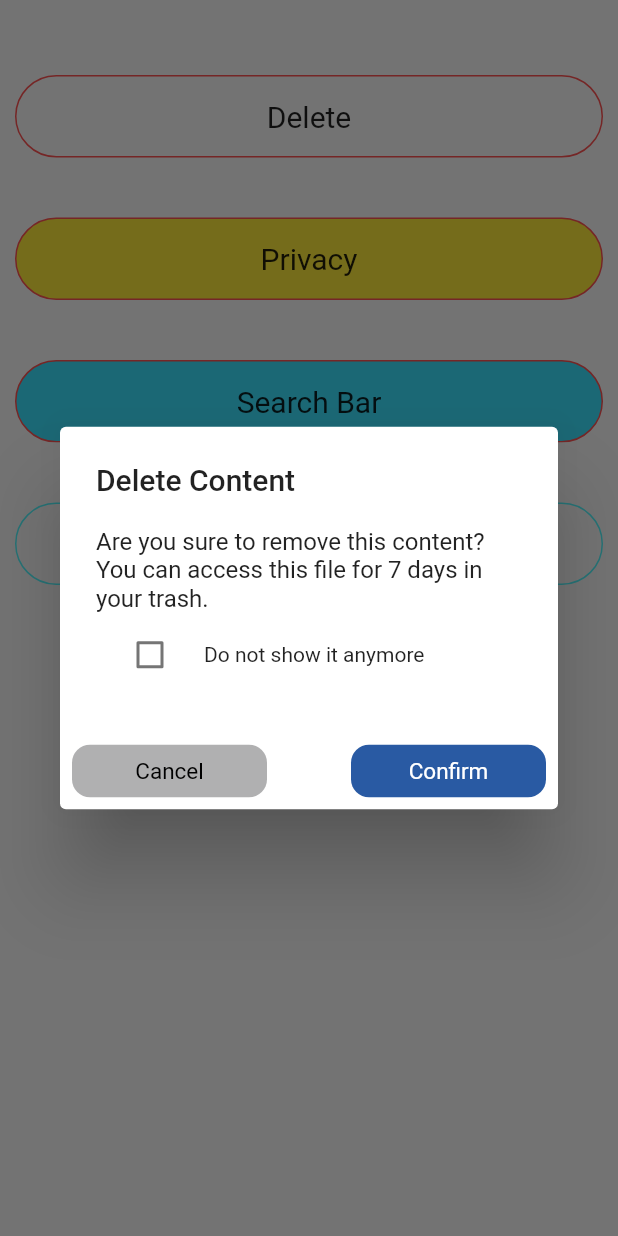
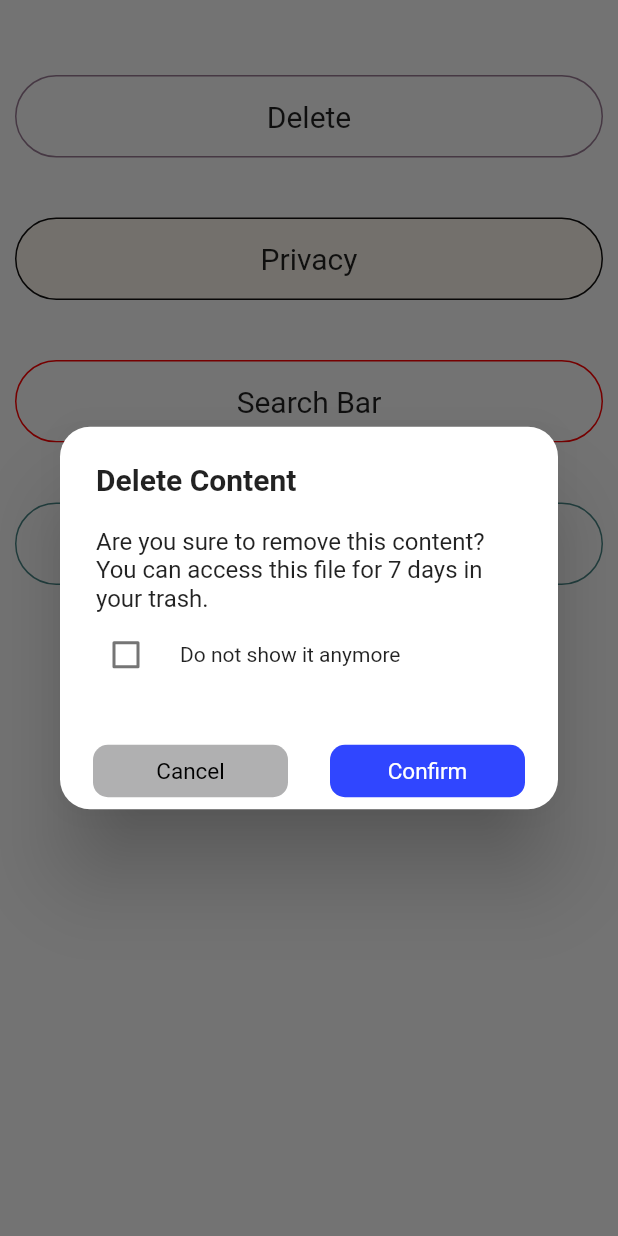
Before and after one commit to bhargav-dobariya/Flutter-Training2, a Flutter app: the screen it shows after launch, after a tap on "Delete", on a phone screen of 412 x 824 dp. Run offline on Flutter 3.47's test engine with Material 2 defaults, Android fonts, the phone set to English and light mode, and no system bars.

Commit message:
All changes implemented

```diff
--- a/lib/Screens/home_screen.dart
+++ b/lib/Screens/home_screen.dart
@@ -1,7 +1,7 @@
-import 'package:alert_dialog/widgets/buttons/custom_button2.dart';
-import 'package:alert_dialog/widgets/buttons/custom_button.dart';
-import 'package:alert_dialog/widgets/buttons/custom_button3.dart';
-import 'package:alert_dialog/widgets/buttons/custom_button4.dart';
+import 'package:alert_dialog/widgets/buttons/privacy_button.dart';
+import 'package:alert_dialog/widgets/buttons/delete_button.dart';
+import 'package:alert_dialog/widgets/buttons/search_button.dart.dart';
+import 'package:alert_dialog/widgets/buttons/inkwell_button.dart';
 import 'package:flutter/material.dart';
 
 class HomeScreen extends StatefulWidget {
@@ -23,10 +23,10 @@ class _HomeScreenState extends State<HomeScreen> {
         child: Column(
           crossAxisAlignment: CrossAxisAlignment.stretch,
           children: [
-            CustomButton(),
-            CustomButton2(),
-            CustomButton3(),
-            CustomButton4(),
+            DeleteButton(),
+            PrivacyButton(),
+            SearchButton(),
+            InkWellButton(),
           ],
         ),
       ),
--- a/lib/widgets/buttons/custom_button3.dart
+++ b/lib/widgets/buttons/delete_button.dart
@@ -1,21 +1,21 @@
-import 'package:alert_dialog/widgets/searchbar_alert.dart';
+import 'package:alert_dialog/widgets/delete_dialog.dart';
 import 'package:flutter/material.dart';
 
-class CustomButton3 extends StatefulWidget {
-  CustomButton3({Key? key}) : super(key: key);
+class DeleteButton extends StatefulWidget {
+  DeleteButton({Key? key}) : super(key: key);
 
   @override
-  State<CustomButton3> createState() => _CustomButton3State();
+  State<DeleteButton> createState() => _DeleteButtonState();
 }
 
-class _CustomButton3State extends State<CustomButton3> {
+class _DeleteButtonState extends State<DeleteButton> {
   @override
   Widget build(BuildContext context) {
     void showConfirm() {
       showDialog(
           context: context,
           builder: (_) {
-            return SearchbarAlert();
+            return DeleteAlert();
           });
     }
 
@@ -29,12 +29,11 @@ class _CustomButton3State extends State<CustomButton3> {
         height: 55,
         width: 100,
         decoration: BoxDecoration(
-            color: Color.fromARGB(255, 59, 226, 255),
-            border: Border.all(color: Colors.redAccent),
+            border: Border.all(color: Color(0xff987993)),
             borderRadius: const BorderRadius.all(Radius.circular(100))),
         child: const Center(
           child: Text(
-            "Search Bar",
+            "Delete",
             style: TextStyle(fontSize: 20.0),
           ),
         ),
--- a/lib/widgets/buttons/custom_button4.dart
+++ b/lib/widgets/buttons/inkwell_button.dart
@@ -2,14 +2,14 @@ import 'package:alert_dialog/widgets/inkwell_alert.dart';
 import 'package:alert_dialog/widgets/privacy_alert.dart';
 import 'package:flutter/material.dart';
 
-class CustomButton4 extends StatefulWidget {
-  CustomButton4({Key? key}) : super(key: key);
+class InkWellButton extends StatefulWidget {
+  InkWellButton({Key? key}) : super(key: key);
 
   @override
-  State<CustomButton4> createState() => _CustomButton4State();
+  State<InkWellButton> createState() => _InkWellButtonState();
 }
 
-class _CustomButton4State extends State<CustomButton4> {
+class _InkWellButtonState extends State<InkWellButton> {
   @override
   Widget build(BuildContext context) {
     return Material(
@@ -29,8 +29,8 @@ class _CustomButton4State extends State<CustomButton4> {
               context: context,
               builder: (_) {
                 return InkAlert(
-                    title: "Whoa! Take it easy",
-                    content: "Do you want to fill?");
+                    title: "Do you want to finish the Quiz?",
+                    content: "You Did it!!");
               });
         },
         onLongPress: () {
@@ -38,17 +38,17 @@ class _CustomButton4State extends State<CustomButton4> {
               context: context,
               builder: (_) {
                 return InkAlert(
-                    title: "Whoa! Take it easy",
-                    content: "oops quiz is not created");
+                    title: "Oops! Quiz was not created",
+                    content: "You can try again!");
               });
         },
-        splashColor: Color.fromARGB(255, 37, 131, 194),
+        splashColor: Color(0xffff00bf),
         child: Container(
           margin: const EdgeInsets.only(top: 40),
           height: 55,
           width: 100,
           decoration: BoxDecoration(
-              border: Border.all(color: Color.fromARGB(255, 82, 249, 255)),
+              border: Border.all(color: Color(0xff478585)),
               borderRadius: const BorderRadius.all(Radius.circular(100))),
           child: const Center(
             child: Text(
--- a/lib/widgets/buttons/custom_button.dart
+++ b/lib/widgets/buttons/privacy_button.dart
@@ -1,21 +1,21 @@
-import 'package:alert_dialog/widgets/alert_dialog.dart';
+import 'package:alert_dialog/widgets/privacy_alert.dart';
 import 'package:flutter/material.dart';
 
-class CustomButton extends StatefulWidget {
-  CustomButton({Key? key}) : super(key: key);
+class PrivacyButton extends StatefulWidget {
+  PrivacyButton({Key? key}) : super(key: key);
 
   @override
-  State<CustomButton> createState() => _CustomButtonState();
+  State<PrivacyButton> createState() => _PrivacyButtonState();
 }
 
-class _CustomButtonState extends State<CustomButton> {
+class _PrivacyButtonState extends State<PrivacyButton> {
   @override
   Widget build(BuildContext context) {
     void showConfirm() {
       showDialog(
           context: context,
           builder: (_) {
-            return Alert1();
+            return PrivacyAlert();
           });
     }
 
@@ -29,11 +29,12 @@ class _CustomButtonState extends State<CustomButton> {
         height: 55,
         width: 100,
         decoration: BoxDecoration(
-            border: Border.all(color: Colors.redAccent),
+            color: Color(0xff89909),
+            border: Border.all(color: Color(0xff0000000)),
             borderRadius: const BorderRadius.all(Radius.circular(100))),
         child: const Center(
           child: Text(
-            "Delete",
+            "Privacy",
             style: TextStyle(fontSize: 20.0),
           ),
         ),
--- a/lib/widgets/buttons/custom_button2.dart
+++ b/lib/widgets/buttons/search_button.dart.dart
@@ -1,21 +1,21 @@
-import 'package:alert_dialog/widgets/privacy_alert.dart';
+import 'package:alert_dialog/widgets/searchbar_alert.dart';
 import 'package:flutter/material.dart';
 
-class CustomButton2 extends StatefulWidget {
-  CustomButton2({Key? key}) : super(key: key);
+class SearchButton extends StatefulWidget {
+  SearchButton({Key? key}) : super(key: key);
 
   @override
-  State<CustomButton2> createState() => _CustomButton2State();
+  State<SearchButton> createState() => _SearchButtonState();
 }
 
-class _CustomButton2State extends State<CustomButton2> {
+class _SearchButtonState extends State<SearchButton> {
   @override
   Widget build(BuildContext context) {
     void showConfirm() {
       showDialog(
           context: context,
           builder: (_) {
-            return PrivacyAlert();
+            return SearchbarAlert();
           });
     }
 
@@ -29,12 +29,11 @@ class _CustomButton2State extends State<CustomButton2> {
         height: 55,
         width: 100,
         decoration: BoxDecoration(
-            color: Colors.yellow,
-            border: Border.all(color: Colors.redAccent),
+            border: Border.all(color: Color(0xffff0000)),
             borderRadius: const BorderRadius.all(Radius.circular(100))),
         child: const Center(
           child: Text(
-            "Privacy",
+            "Search Bar",
             style: TextStyle(fontSize: 20.0),
           ),
         ),
--- a/lib/widgets/alert_dialog.dart
+++ b/lib/widgets/delete_dialog.dart
@@ -1,21 +1,24 @@
 import 'package:flutter/material.dart';
 
-class Alert1 extends StatefulWidget {
-  Alert1({Key? key}) : super(key: key);
+class DeleteAlert extends StatefulWidget {
+  DeleteAlert({Key? key}) : super(key: key);
 
   @override
-  State<Alert1> createState() => _Alert1State();
+  State<DeleteAlert> createState() => _DeleteAlertState();
 }
 
-class _Alert1State extends State<Alert1> {
-  bool user1 = false;
+class _DeleteAlertState extends State<DeleteAlert> {
+  bool checkValue = false;
   @override
   Widget build(BuildContext context) {
-    print(user1);
+    print(checkValue);
     return AlertDialog(
-      title: Text("Delete Content"),
+      shape: RoundedRectangleBorder(borderRadius: BorderRadius.circular(20)),
+      title: const Text("Delete Content",
+          style: TextStyle(fontWeight: FontWeight.bold)),
       content: SingleChildScrollView(
         child: Column(
+          crossAxisAlignment: CrossAxisAlignment.start,
           children: [
             const Text(
               "Are you sure to remove this content? You can access this file for 7 days in your trash.",
@@ -23,29 +26,28 @@ class _Alert1State extends State<Alert1> {
                 fontSize: 16,
               ),
             ),
-            Center(
-              child: CheckboxListTile(
+            CheckboxListTile(
+              contentPadding: EdgeInsets.all(0),
               title: const Text(
                 'Do not show it anymore',
                 style: TextStyle(
                   fontSize: 14,
                 ),
               ),
-                value: user1,
+              value: checkValue,
               controlAffinity: ListTileControlAffinity.leading,
               onChanged: (bool? value) {
                 setState(() {
-                    user1 = value ?? false;
+                  checkValue = value ?? false;
                 });
               },
-              ),
             ),
           ],
         ),
       ),
       actions: [
         Row(
-          mainAxisAlignment: MainAxisAlignment.spaceBetween,
+          mainAxisAlignment: MainAxisAlignment.spaceAround,
           children: [
             Container(
               width: 130,
@@ -53,11 +55,11 @@ class _Alert1State extends State<Alert1> {
               child: TextButton(
                   style: TextButton.styleFrom(
                     shape: RoundedRectangleBorder(
-                      borderRadius: BorderRadius.circular(12),
+                      borderRadius: BorderRadius.circular(10),
                     ),
-                    backgroundColor: Color.fromARGB(255, 176, 176, 177),
+                    backgroundColor: Color(0xffb0b0b1),
                     padding: const EdgeInsets.all(5.0),
-                    primary: Color.fromARGB(255, 0, 0, 0),
+                    primary: Color(0xff000000),
                     textStyle: const TextStyle(fontSize: 15),
                   ),
                   onPressed: () {
@@ -71,16 +73,16 @@ class _Alert1State extends State<Alert1> {
               child: TextButton(
                   style: TextButton.styleFrom(
                     shape: RoundedRectangleBorder(
-                      borderRadius: BorderRadius.circular(12),
+                      borderRadius: BorderRadius.circular(10),
                     ),
-                    backgroundColor: Color.fromARGB(255, 41, 90, 163),
+                    backgroundColor: Color(0xff3046ff),
                     padding: const EdgeInsets.all(5.0),
-                    primary: Color.fromARGB(255, 255, 255, 255),
+                    primary: Color(0xffffffff),
                     textStyle: const TextStyle(fontSize: 15),
                   ),
                   onPressed: () {
                     Navigator.of(context).pop();
-                    if (user1 = true) {
+                    if (checkValue = true) {
                       print("checkbox selected");
                     }
                   },
--- a/lib/widgets/inkwell_alert.dart
+++ b/lib/widgets/inkwell_alert.dart
@@ -17,6 +17,7 @@ class _InkAlertState extends State<InkAlert> {
   Widget build(BuildContext context) {
     print(widget.title);
     return AlertDialog(
+      shape: RoundedRectangleBorder(borderRadius: BorderRadius.circular(20)),
       title: Text(widget.title),
       content: SingleChildScrollView(
           child: Column(
```
Also changed, not shown: lib/widgets/buttons/cancel_button.dart (deleted, +0 -32 lines), lib/widgets/buttons/confirm_button.dart (+4 -4 lines), lib/widgets/privacy_alert.dart (+12 -10 lines), lib/widgets/searchbar_alert.dart (+8 -6 lines). Lines whose indentation alone changed are shown as unchanged.
